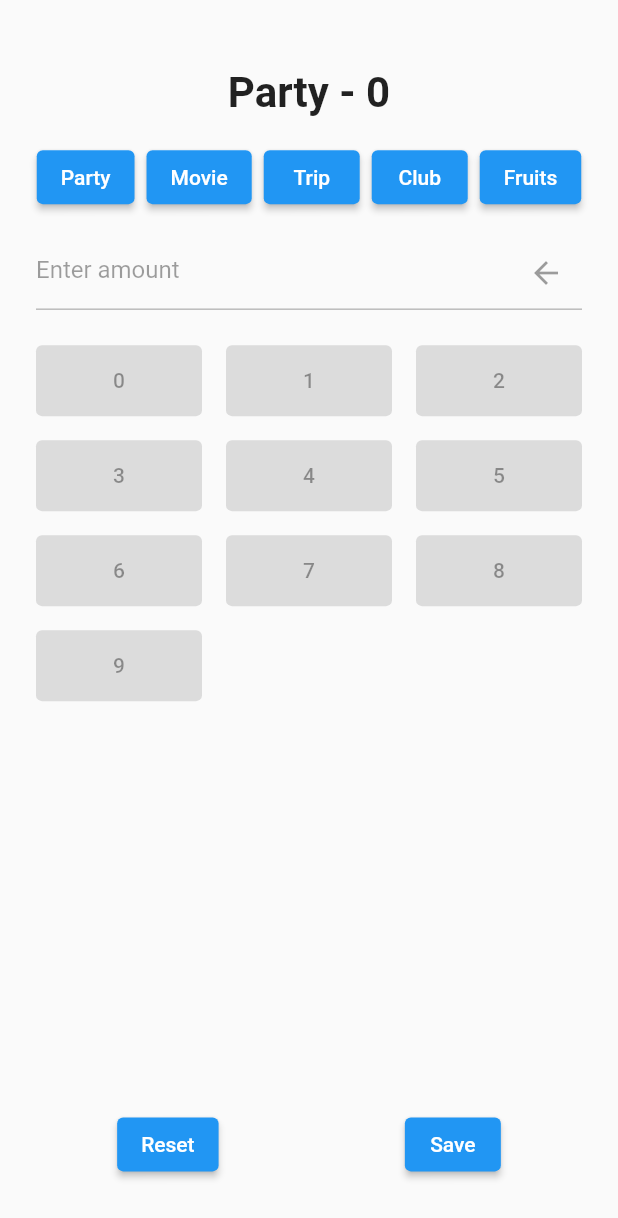
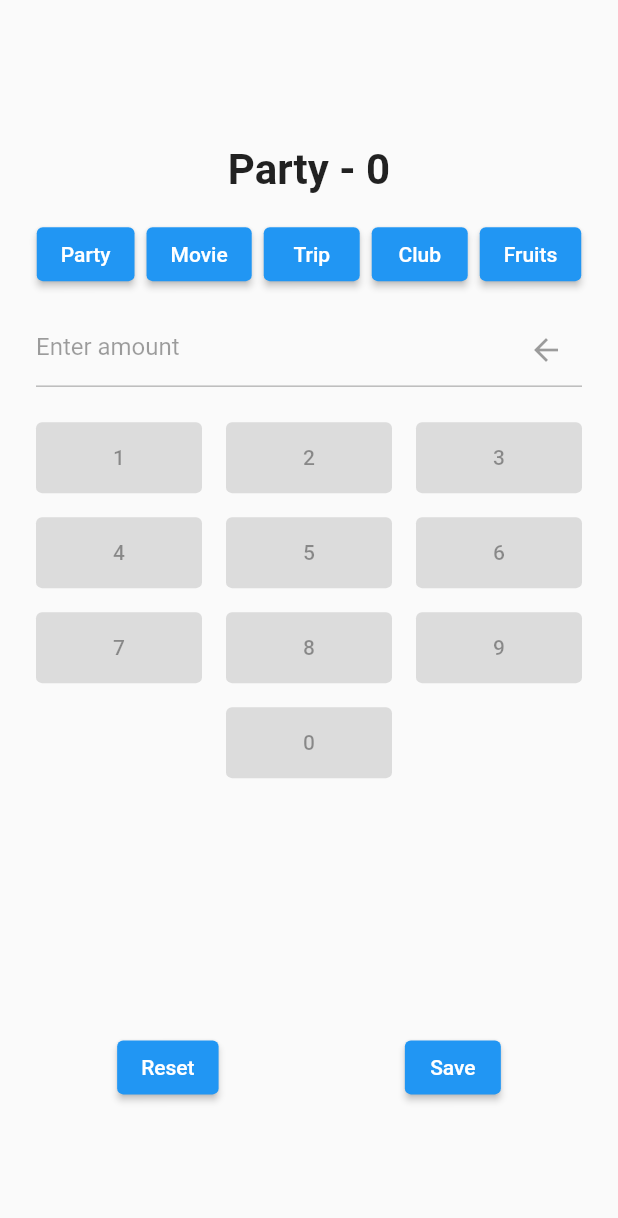
Before and after one commit to dkofficial24/expense_tracker, a Flutter app: the screen it shows after launch, on a phone screen of 412 x 824 dp. Shown: the top 1218 px of the screen. Run offline on Flutter 3.47's test engine with Material 2 defaults, Android fonts, the phone set to English and light mode, and no system bars; our stand-ins replace firebase_core; accounts and stored records are empty.

Commit message:
refactor: number widget separated, change the position of number buttons in screen

```diff
--- a/lib/expense_tracker/ui/screens/create_expense_screen.dart
+++ b/lib/expense_tracker/ui/screens/create_expense_screen.dart
@@ -37,7 +37,7 @@ class _CreateExpenseScreenState extends State<CreateExpenseScreen> {
         child: Center(
           child: Column(
             crossAxisAlignment: CrossAxisAlignment.center,
-            mainAxisAlignment: MainAxisAlignment.center,
+
             mainAxisSize: MainAxisSize.min,
             children: [
               Text(
@@ -49,7 +49,8 @@ class _CreateExpenseScreenState extends State<CreateExpenseScreen> {
               const SizedBox(
                 height: 16,
               ),
-              Wrap(
+              Flexible(
+                child: Wrap(
                   children: itemMap.keys.map((e) {
                     itemMap[e]?.name = e;
                     return CategoryChipWidget(
@@ -59,6 +60,7 @@ class _CreateExpenseScreenState extends State<CreateExpenseScreen> {
                       },
                     );
                   }).toList(),
+                ),
               ),
               const SizedBox(
                 height: 16,
@@ -78,23 +80,31 @@ class _CreateExpenseScreenState extends State<CreateExpenseScreen> {
               const SizedBox(
                 height: 16,
               ),
-              Flexible(
-                child: GridView.count(
+              GridView.count(
                 crossAxisCount: 3,
                 shrinkWrap: true,
                 childAspectRatio: 2,
-                  children: List.generate(10, (index) {
+                children: List.generate(
+                  11,
+                  (index) {
+                    index = index + 1;
+
+                    ///Info: To place the last item in the center
+                    if (index == 10) {
+                      return const SizedBox();
+                    }
+                    ///Info: To Place the zero at the last
+                    if (index == 11) {
                       return Padding(
                         padding: const EdgeInsets.all(8.0),
-                      child: ElevatedButton(
-                          onPressed: currentCategoryItem != null
-                              ? () {
-                                  onNumberTap(index);
+                        child: numberButtonWidget(0),
+                      );
                     }
-                              : null,
-                          child: Text(index.toString())),
+                    return Padding(
+                      padding: const EdgeInsets.all(8.0),
+                      child: numberButtonWidget(index),
                     );
-                  }),
+                  },
                 ),
               ),
           const Spacer(),
@@ -117,6 +127,16 @@ class _CreateExpenseScreenState extends State<CreateExpenseScreen> {
         ),
       ),
     );
+  }
+
+  ElevatedButton numberButtonWidget(int index) {
+    return ElevatedButton(
+        onPressed: currentCategoryItem != null
+            ? () {
+                onNumberTap(index);
+              }
+            : null,
+        child: Text(index.toString()));
   }
 
   ///-------------------Functionalities Methods---------------------------------
```
Lines whose indentation alone changed are shown as unchanged.
